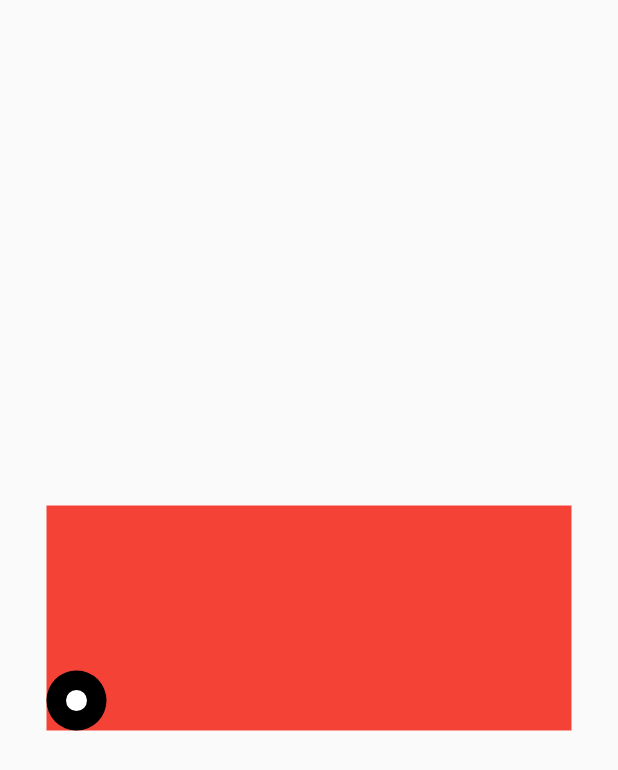
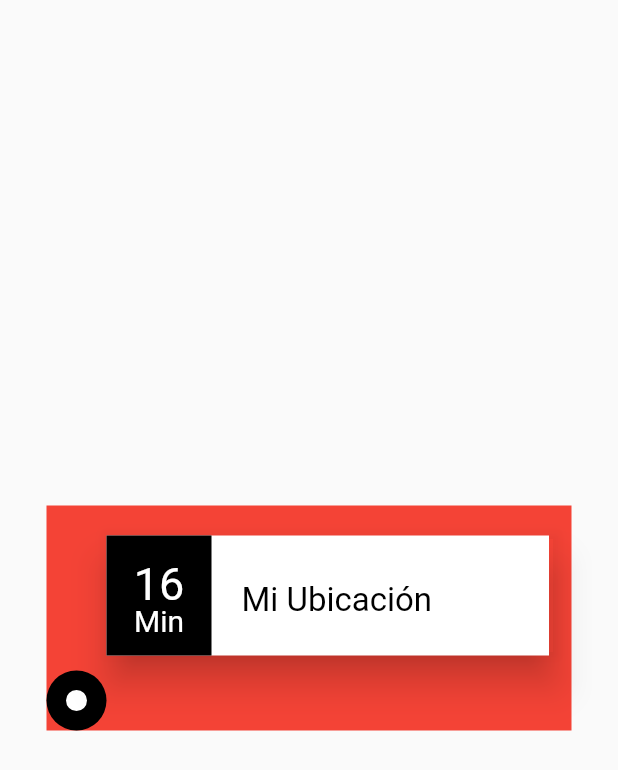
Before and after one commit to PeterPaulez/rutasmap_app, a Flutter app: the screen it shows after launch, on a phone screen of 412 x 824 dp. Shown: the top 770 px of the screen. Run offline on Flutter 3.47's test engine with Material 2 defaults, Android fonts, the phone set to English and light mode, and no system bars; our stand-ins replace animate_do, bloc, dio, flutter_bloc, geolocator, google_maps_flutter and 1 more; missing offline and left inert: polyline.

Commit message:
NEW: Creamos un Painter de texto para poder pintar textos en nuestro canvas, lo hacemos con un método puesto que son 3 textos con valores y parámetros muy parecidos.

```diff
--- a/lib/bloc/mapa/testMarker.dart
+++ b/lib/bloc/mapa/testMarker.dart
@@ -11,7 +11,7 @@ class TestMarkerPage extends StatelessWidget {
           height: 150,
           color: Colors.red,
           child: CustomPaint(
-            painter: MarkerInicioPainter(),
+            painter: MarkerInicioPainter(16),
           ),
         ),
       ),
--- a/lib/widgets/markerInicio.dart
+++ b/lib/widgets/markerInicio.dart
@@ -1,6 +1,14 @@
 import 'package:flutter/material.dart';
 
+/*
+Con el custom painter podermo dibujar lo que queramos.
+Todo funcina como capa encima de otra en el canvas:
+Lo primero estará en el fondo y lo último estara arriba del todo.
+*/
 class MarkerInicioPainter extends CustomPainter {
+  final int minutos;
+  MarkerInicioPainter(this.minutos);
+
   @override
   void paint(Canvas canvas, Size size) {
     // Lapicero Negro
@@ -23,6 +31,45 @@ class MarkerInicioPainter extends CustomPainter {
       circuloBlancoRadio,
       paint,
     );
+
+    // Sombra
+    final Path path = new Path();
+    path.moveTo(40, 20);
+    path.lineTo(size.width - 10, 20);
+    path.lineTo(size.width - 10, 100);
+    path.lineTo(40, 100);
+    canvas.drawShadow(
+      path,
+      Colors.black87,
+      10,
+      false,
+    );
+
+    // Caja Blanca
+    final cajaBlanca = Rect.fromLTWH(40, 20, size.width - 55, 80);
+    canvas.drawRect(cajaBlanca, paint);
+
+    // Caja Negra
+    paint.color = Colors.black;
+    final cajaNegra = Rect.fromLTWH(40, 20, 70, 80);
+    canvas.drawRect(cajaNegra, paint);
+
+    // Dibujar Tiempo
+    TextPainter textPainter;
+    textPainter = _drawTest('$minutos', 30);
+    textPainter.paint(canvas, Offset(40, 35));
+    textPainter = _drawTest('Min', 20);
+    textPainter.paint(canvas, Offset(40, 65));
+
+    // Dibujar Ubicación
+    textPainter = _drawTest(
+      'Mi Ubicación',
+      22,
+      color: Colors.black,
+      minWidth: 0,
+      maxWidth: size.width - 130,
+    );
+    textPainter.paint(canvas, Offset(130, 50));
   }
 
   @override
@@ -30,4 +77,32 @@ class MarkerInicioPainter extends CustomPainter {
 
   @override
   bool shouldRebuildSemantics(MarkerInicioPainter oldDelegate) => false;
+
+  TextPainter _drawTest(
+    String text,
+    double size, {
+    Color color = Colors.white,
+    double maxWidth = 70,
+    double minWidth = 70,
+  }) {
+    TextSpan textSpan = new TextSpan(
+      style: TextStyle(
+        color: color,
+        fontSize: size,
+        fontWeight: FontWeight.w400,
+      ),
+      text: text,
+    );
+    final textPainter = new TextPainter(
+      text: textSpan,
+      textDirection: TextDirection.ltr,
+      textAlign: TextAlign.center,
+    );
+    textPainter.layout(
+      maxWidth: maxWidth,
+      minWidth: minWidth,
+    );
+
+    return textPainter;
+  }
 }
```
